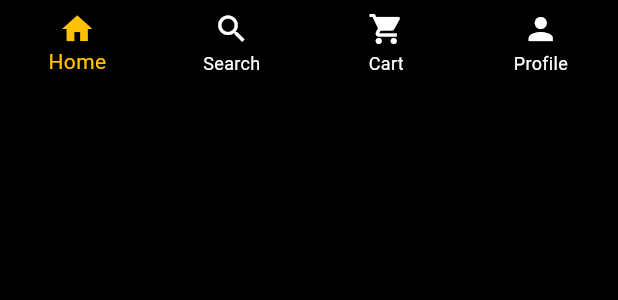
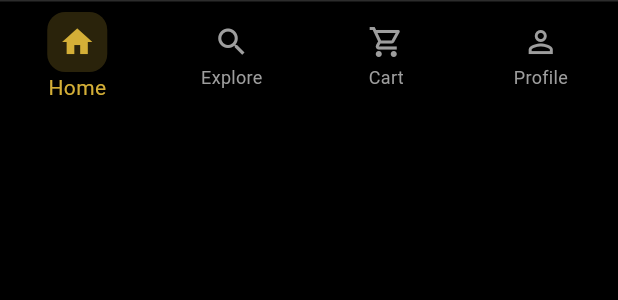
Before and after one commit to Ritesh230087/Rolo, a Flutter app: the BottomNavigationView widget shown alone on an empty page, opened directly, on a phone screen of 412 x 824 dp. Shown: the top 300 px of the screen. Run offline on Flutter 3.47's test engine with Material 3 defaults, Android fonts, the phone set to English and light mode, and no system bars; our stand-ins replace bloc, connectivity_plus, dartz, dio, equatable, firebase_messaging and 9 more; accounts and stored records are empty; Roboto replaces fonts that are missing (Poppins); statements that could not run were skipped.

Commit message:
bottom_navigation_view.dart

```diff
--- a/lib/features/bottom_navigation/presentation/view/bottom_navigation_view.dart
+++ b/lib/features/bottom_navigation/presentation/view/bottom_navigation_view.dart
@@ -1,6 +1,7 @@
 import 'package:flutter/material.dart';
+import 'package:rolo/app/themes/themes_data.dart';
 
-class BottomNavigationView extends StatelessWidget {
+class BottomNavigationView extends StatefulWidget {
   final int currentIndex;
   final Function(int) onTap;
 
@@ -11,20 +12,101 @@ class BottomNavigationView extends StatelessWidget {
   });
 
   @override
+  State<BottomNavigationView> createState() => _BottomNavigationViewState();
+}
+
+class _BottomNavigationViewState extends State<BottomNavigationView>
+    with SingleTickerProviderStateMixin {
+  late AnimationController _controller;
+  late Animation<double> _animation;
+
+  @override
+  void initState() {
+    super.initState();
+    _controller = AnimationController(
+      duration: const Duration(milliseconds: 300),
+      vsync: this,
+    );
+    _animation = Tween<double>(begin: 0.0, end: 1.0).animate(CurvedAnimation(
+      parent: _controller,
+      curve: Curves.easeInOut,
+    ));
+
+    _controller.forward();
+  }
+
+  @override
+  void dispose() {
+    _controller.dispose();
+    super.dispose();
+  }
+
+  @override
   Widget build(BuildContext context) {
-    return BottomNavigationBar(
-      type: BottomNavigationBarType.fixed,
-      backgroundColor: Theme.of(context).scaffoldBackgroundColor,
-      selectedItemColor: Colors.amber,
-      unselectedItemColor: Colors.white,
-      currentIndex: currentIndex,
-      onTap: onTap,
-      items: const [
-        BottomNavigationBarItem(icon: Icon(Icons.home), label: 'Home'),
-        BottomNavigationBarItem(icon: Icon(Icons.search), label: 'Search'),
-        BottomNavigationBarItem(icon: Icon(Icons.shopping_cart), label: 'Cart'),
-        BottomNavigationBarItem(icon: Icon(Icons.person), label: 'Profile'),
-      ],
+    return AnimatedBuilder(
+      animation: _animation,
+      builder: (context, child) {
+        return Transform.translate(
+          offset: Offset(0, 100 * (1 - _animation.value)),
+          child: Container(
+            decoration: BoxDecoration(
+              gradient: LinearGradient(
+                begin: Alignment.topCenter,
+                end: Alignment.bottomCenter,
+                colors: [
+                  AppTheme.backgroundColor.withOpacity(0.9),
+                  AppTheme.backgroundColor,
+                ],
+              ),
+              border: const Border(
+                top: BorderSide(color: Color(0xFF2C2C2C), width: 1),
+              ),
+            ),
+            child: BottomNavigationBar(
+              currentIndex: widget.currentIndex,
+              onTap: widget.onTap,
+              backgroundColor: Colors.transparent,
+              selectedItemColor: AppTheme.primaryColor,
+              unselectedItemColor: Colors.grey,
+              type: BottomNavigationBarType.fixed,
+              showSelectedLabels: true,
+              showUnselectedLabels: true,
+              elevation: 0,
+              items: [
+                _buildBottomNavItem(Icons.home_outlined, Icons.home, 'Home', 0),
+                _buildBottomNavItem(Icons.search_outlined, Icons.search, 'Explore', 1),
+                _buildBottomNavItem(Icons.shopping_cart_outlined, Icons.shopping_cart, 'Cart', 2),
+                _buildBottomNavItem(Icons.person_outline, Icons.person, 'Profile', 3),
+              ],
+            ),
+          ),
+        );
+      },
+    );
+  }
+
+  BottomNavigationBarItem _buildBottomNavItem(
+    IconData inactiveIcon,
+    IconData activeIcon,
+    String label,
+    int index,
+  ) {
+    return BottomNavigationBarItem(
+      icon: AnimatedSwitcher(
+        duration: const Duration(milliseconds: 200),
+        child: widget.currentIndex == index
+            ? Container(
+                key: ValueKey('active_$index'),
+                padding: const EdgeInsets.all(8),
+                decoration: BoxDecoration(
+                  color: AppTheme.primaryColor.withOpacity(0.2),
+                  borderRadius: BorderRadius.circular(12),
+                ),
+                child: Icon(activeIcon, color: AppTheme.primaryColor),
+              )
+            : Icon(inactiveIcon, key: ValueKey('inactive_$index')),
+      ),
+      label: label,
     );
   }
 }
```
